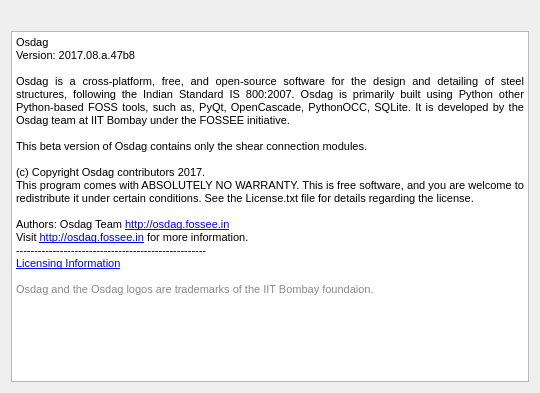
Old version of the form Connections/Shear/cleatAngle/ui_about_osdag.ui in the repository GreatDevelopers/osdag-core.
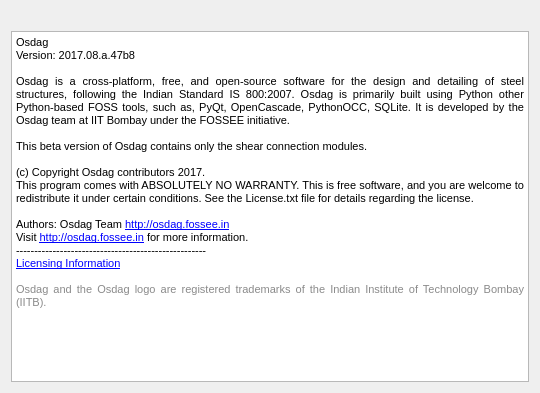
New version of the form. Icons and pictures are not drawn.

Commit message: Fix: add registeration for logo

Diff of the .ui file:
```diff
--- a/Connections/Shear/cleatAngle/ui_about_osdag.ui
+++ b/Connections/Shear/cleatAngle/ui_about_osdag.ui
@@ -51,7 +51,7 @@
 &lt;p align=&quot;justify&quot; style=&quot; margin-top:0px; margin-bottom:0px; margin-left:0px; margin-right:0px; -qt-block-indent:0; text-indent:0px;&quot;&gt;&lt;span style=&quot; font-family:'MS Shell Dlg 2'; font-size:8pt;&quot;&gt;----------------------------------------------------&lt;/span&gt;&lt;/p&gt;
 &lt;p align=&quot;justify&quot; style=&quot; margin-top:0px; margin-bottom:0px; margin-left:0px; margin-right:0px; -qt-block-indent:0; text-indent:0px;&quot;&gt;&lt;a href=&quot;ResourceFiles\License\License-dependencies.txt&quot;&gt;&lt;span style=&quot; font-size:8pt; text-decoration: underline; color:#0000ff;&quot;&gt;Licensing Information&lt;/span&gt;&lt;/a&gt;&lt;/p&gt;
 &lt;p style=&quot;-qt-paragraph-type:empty; margin-top:0px; margin-bottom:0px; margin-left:0px; margin-right:0px; -qt-block-indent:0; text-indent:0px; font-size:8pt; text-decoration: underline; color:#0000ff;&quot;&gt;&lt;br /&gt;&lt;/p&gt;
-&lt;p align=&quot;justify&quot; style=&quot; margin-top:0px; margin-bottom:0px; margin-left:0px; margin-right:0px; -qt-block-indent:0; text-indent:0px;&quot;&gt;&lt;span style=&quot; font-family:'MS Shell Dlg 2'; font-size:8pt; color:#8a8a8a;&quot;&gt;Osdag and the Osdag logos are trademarks of the IIT Bombay foundaion.&lt;/span&gt;&lt;/p&gt;&lt;/body&gt;&lt;/html&gt;</string>
+&lt;p align=&quot;justify&quot; style=&quot; margin-top:0px; margin-bottom:0px; margin-left:0px; margin-right:0px; -qt-block-indent:0; text-indent:0px;&quot;&gt;&lt;span style=&quot; font-family:'MS Shell Dlg 2'; font-size:8pt; color:#8a8a8a;&quot;&gt;Osdag and the Osdag logo are registered trademarks of the Indian Institute of Technology Bombay (IITB).&lt;/span&gt;&lt;/p&gt;&lt;/body&gt;&lt;/html&gt;</string>
      </property>
      <property name="openExternalLinks">
       <bool>true</bool>
```
The commit also changes 9 other files.
